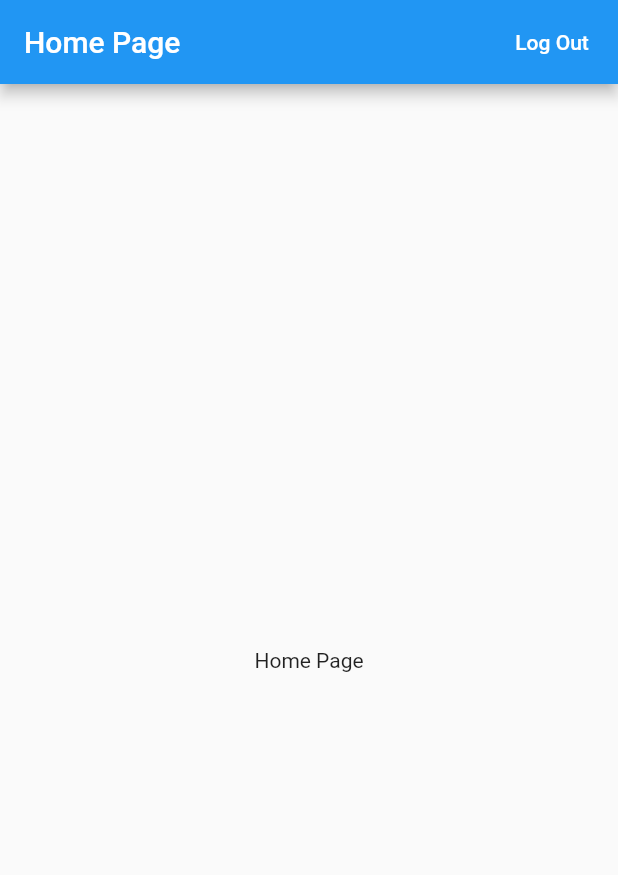
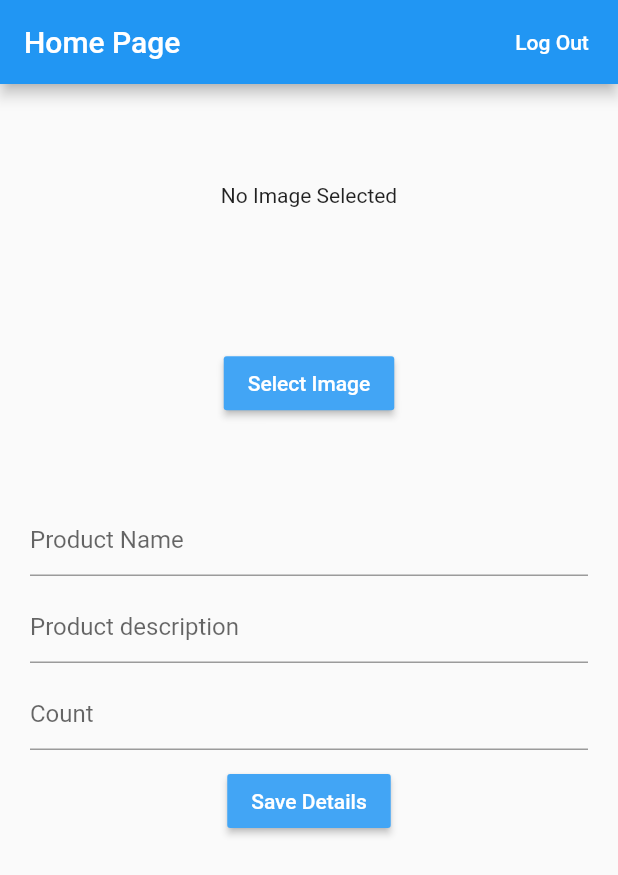
Before and after one commit to rohitv-dev/flutterHack20, a Flutter app: the screen it shows once a user with an empty profile is signed in, on a phone screen of 412 x 824 dp. Shown: the top 875 px of the screen. Run offline on Flutter 3.47's test engine with Material 2 defaults, Android fonts, the phone set to English and light mode, and no system bars; our stand-ins replace cloud_firestore, firebase_auth, firebase_storage, flutter_spinkit, fluttertoast, image_picker; missing offline and left inert: response; accounts and stored records are empty.

Commit message:
food screen

```diff
--- /dev/null
+++ b/hack20/lib/screens/user/FoodRegisterScreen.dart
@@ -0,0 +1,192 @@
+import 'dart:io';
+import 'package:flutter/material.dart';
+import 'package:response/response.dart';
+import 'package:firebase_storage/firebase_storage.dart';
+import 'package:image_picker/image_picker.dart';
+
+class FoodRegisterScreen extends StatefulWidget {
+  final String url;
+  final String productName;
+  final String productDesc;
+  final int count;
+
+  FoodRegisterScreen(
+      {this.url, this.productName, this.productDesc, this.count});
+
+  @override
+  _FoodRegisterScreenState createState() => _FoodRegisterScreenState();
+}
+
+class _FoodRegisterScreenState extends State<FoodRegisterScreen> {
+  String url;
+  String productName;
+  String productDesc;
+  int count;
+
+  var response = ResponseUI.instance;
+
+  static FirebaseStorage storage = FirebaseStorage.instance;
+
+  static StorageReference reference = storage.ref().child("productImages/");
+
+  File imageFile;
+
+  _openGallery(BuildContext context) async {
+    // ignore: deprecated_member_use
+    var picture = await ImagePicker.pickImage(source: ImageSource.gallery);
+
+    this.setState(() {
+      imageFile = picture;
+    });
+
+    StorageUploadTask uploadTask = reference.putFile(imageFile);
+
+    StorageTaskSnapshot taskSnapshot = await uploadTask.onComplete;
+
+    url = await taskSnapshot.ref.getDownloadURL();
+
+    Navigator.of(context).pop();
+  }
+
+  _openCamera(BuildContext context) async {
+    // ignore: deprecated_member_use
+    var picture = await ImagePicker.pickImage(source: ImageSource.camera);
+    this.setState(() {
+      imageFile = picture;
+    });
+
+    StorageUploadTask uploadTask = reference.putFile(imageFile);
+
+    StorageTaskSnapshot taskSnapshot = await uploadTask.onComplete;
+
+    url = await taskSnapshot.ref.getDownloadURL();
+
+    print("URL String :" + url);
+
+    Navigator.of(context).pop();
+  }
+
+  Future<void> _showChoiceDialog(BuildContext context) {
+    return showDialog(
+        context: context,
+        builder: (BuildContext context) {
+          return AlertDialog(
+            title: Text("Make a choice"),
+            content: SingleChildScrollView(
+              child: ListBody(
+                children: <Widget>[
+                  GestureDetector(
+                    child: Text("Gallery"),
+                    onTap: () {
+                      _openGallery(context);
+                    },
+                  ),
+                  Padding(padding: EdgeInsets.all(18.0)),
+                  GestureDetector(
+                    child: Text("Camera"),
+                    onTap: () {
+                      _openCamera(context);
+                    },
+                  ),
+                ],
+              ),
+            ),
+          );
+        });
+  }
+
+  Widget _decideImageView() {
+    if (imageFile == null) {
+      return Text("No Image Selected");
+    } else {
+      return Image.file(imageFile, width: 200, height: 200);
+    }
+  }
+
+  @override
+  Widget build(BuildContext context) {
+    return Scaffold(
+      resizeToAvoidBottomPadding: false,
+      body: Padding(
+        padding: const EdgeInsets.all(20.0),
+        child: Container(
+          // height: response.setHeight(200),
+          child: Center(
+            child: Column(
+              children: <Widget>[
+                Container(
+                  height: 250,
+                  child: Column(
+                    mainAxisAlignment: MainAxisAlignment.spaceAround,
+                    children: <Widget>[
+                      _decideImageView(),
+                      RaisedButton(
+                        color: Colors.blue[400],
+                        onPressed: () {
+                          _showChoiceDialog(context);
+                        },
+                        child: Text(
+                          "Select Image",
+                          style: TextStyle(color: Colors.white),
+                        ),
+                      ),
+                    ],
+                  ),
+                ),
+                Container(
+                  child: Form(
+                    child: Column(
+                      children: <Widget>[
+                        SizedBox(height: 10.0),
+                        TextFormField(
+                            onChanged: (val) {
+                              setState(() => productName = val);
+                            },
+                            decoration: new InputDecoration(
+                                contentPadding:
+                                    const EdgeInsets.symmetric(vertical: 3.0),
+                                // hintText: 'you@example.com',
+                                labelText: 'Product Name')),
+                        SizedBox(height: 10.0),
+                        TextFormField(
+                            keyboardType: TextInputType.multiline,
+                            onChanged: (val) {
+                              setState(() => productDesc = val);
+                            },
+                            maxLines: null,
+                            decoration: new InputDecoration(
+                                contentPadding:
+                                    const EdgeInsets.symmetric(vertical: 3.0),
+                                //hintText: 'you@example.com',
+                                labelText: 'Product description')),
+                        SizedBox(height: 10.0),
+                        TextFormField(
+                            keyboardType: TextInputType.number,
+                            onChanged: (val) {
+                              setState(() => count = int.parse(val));
+                            },
+                            decoration: new InputDecoration(
+                                contentPadding:
+                                    const EdgeInsets.symmetric(vertical: 3.0),
+                                // hintText: 'you@example.com',
+                                labelText: 'Count')),
+                        SizedBox(height: 10.0),
+                        RaisedButton(
+                            color: Colors.blue[400],
+                            child: Text(
+                              'Save Details',
+                              style: TextStyle(color: Colors.white),
+                            ),
+                            onPressed: () async {}),
+                      ],
+                    ),
+                  ),
+                ),
+              ],
+            ),
+          ),
+        ),
+      ),
+    );
+  }
+}
--- a/hack20/lib/screens/user/homeScreen.dart
+++ b/hack20/lib/screens/user/homeScreen.dart
@@ -1,5 +1,6 @@
 import 'package:flutter/cupertino.dart';
 import 'package:flutter/material.dart';
+import 'package:hack20/screens/user/FoodRegisterScreen.dart';
 import 'package:hack20/services/auth.dart';
 
 class HomeScreen extends StatefulWidget {
@@ -22,9 +23,7 @@ class _HomeScreenState extends State<HomeScreen> {
           )
         ],
       ),
-      body: Center(
-        child: Text('Home Page')
-      )
+      body: FoodRegisterScreen()
     );
   }
 }
--- a/hack20/lib/screens/wrapper.dart
+++ b/hack20/lib/screens/wrapper.dart
@@ -5,6 +5,7 @@ import 'package:hack20/screens/ngoScreen/ngoScreen.dart';
 import 'package:hack20/screens/user/homeScreen.dart';
 import 'package:hack20/services/roleVerification.dart';
 import 'package:hack20/shared/functions/networkCheck.dart';
+import 'package:hack20/shared/loading.dart';
 import 'package:provider/provider.dart';
 
 class Wrapper extends StatelessWidget {
@@ -22,9 +23,9 @@ class Wrapper extends StatelessWidget {
             if (snapshot.hasData) {
               if (snapshot.data == 'useraccess') return HomeScreen();
               if (snapshot.data == 'ngoaccess') return NgoScreen();
-            } else {return Container();}
-          } else {return Container();}
-          return null;
+            } else {return Loading();}
+          } else {return Loading();}
+          return Loading();
         }
       );
     }
--- a/hack20/pubspec.yaml
+++ b/hack20/pubspec.yaml
@@ -42,6 +42,8 @@ dependencies:
   sliding_up_panel: ^1.0.2
   response: ^0.1.1
   flutter_spinkit: ^4.1.2+1
+  image_picker: ^0.6.7+2
+  firebase_storage: ^3.0.6
 
 
 dev_dependencies:
```
Also changed, not shown: hack20/lib/models/userModel.dart (line endings or trailing spaces), hack20/pubspec.lock.
